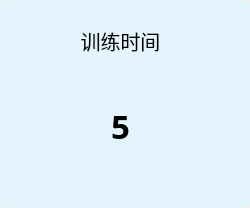
xiaosongzhi/LowUpLimp, file Src/CustomWidget/fesparambtn.ui: the form before one commit.
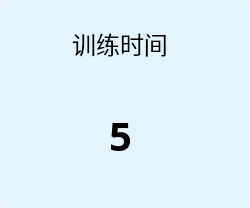
The form after the commit.

The edit to the form file:
```diff
--- a/Src/CustomWidget/fesparambtn.ui
+++ b/Src/CustomWidget/fesparambtn.ui
@@ -16,16 +16,16 @@
   <widget class="QLabel" name="title_Label">
    <property name="geometry">
     <rect>
-     <x>60</x>
-     <y>20</y>
-     <width>121</width>
+     <x>40</x>
+     <y>23</y>
+     <width>160</width>
      <height>41</height>
     </rect>
    </property>
    <property name="font">
     <font>
      <family>黑体</family>
-     <pointsize>15</pointsize>
+     <pointsize>18</pointsize>
     </font>
    </property>
    <property name="text">
@@ -41,13 +41,13 @@
      <x>80</x>
      <y>100</y>
      <width>81</width>
-     <height>51</height>
+     <height>70</height>
     </rect>
    </property>
    <property name="font">
     <font>
      <family>黑体</family>
-     <pointsize>25</pointsize>
+     <pointsize>30</pointsize>
      <bold>true</bold>
     </font>
    </property>
@@ -62,7 +62,7 @@
    <property name="geometry">
     <rect>
      <x>170</x>
-     <y>120</y>
+     <y>130</y>
      <width>69</width>
      <height>31</height>
     </rect>
```
